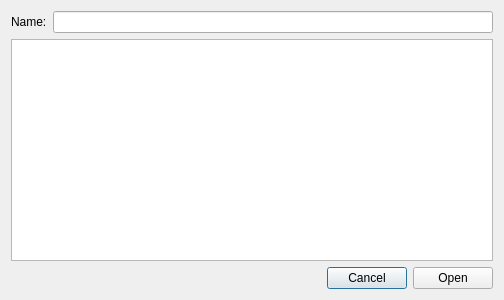
Before: the Qt Designer form nicos_ess/gui/dialogs/remote_file_dialog.ui in ess-dmsc/nicos, drawn with Qt 5.
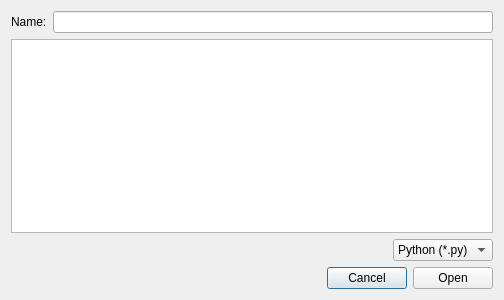
After: the same form once the commit is applied.

Commit message: add filetype selector to dialog

The edit to the form file:
```diff
--- a/nicos_ess/gui/dialogs/remote_file_dialog.ui
+++ b/nicos_ess/gui/dialogs/remote_file_dialog.ui
@@ -31,6 +31,32 @@
    <item>
     <widget class="QTableView" name="file_table"/>
    </item>
+   <item>
+    <layout class="QHBoxLayout" name="horizontalLayout_2">
+     <item>
+      <spacer name="horizontalSpacer_2">
+       <property name="orientation">
+        <enum>Qt::Horizontal</enum>
+       </property>
+       <property name="sizeHint" stdset="0">
+        <size>
+         <width>40</width>
+         <height>20</height>
+        </size>
+       </property>
+      </spacer>
+     </item>
+     <item>
+      <widget class="QComboBox" name="comboBox">
+       <item>
+        <property name="text">
+         <string>Python (*.py)</string>
+        </property>
+       </item>
+      </widget>
+     </item>
+    </layout>
+   </item>
    <item>
     <layout class="QHBoxLayout" name="horizontalLayout">
      <item>
```
The commit also changes 1 other file.
